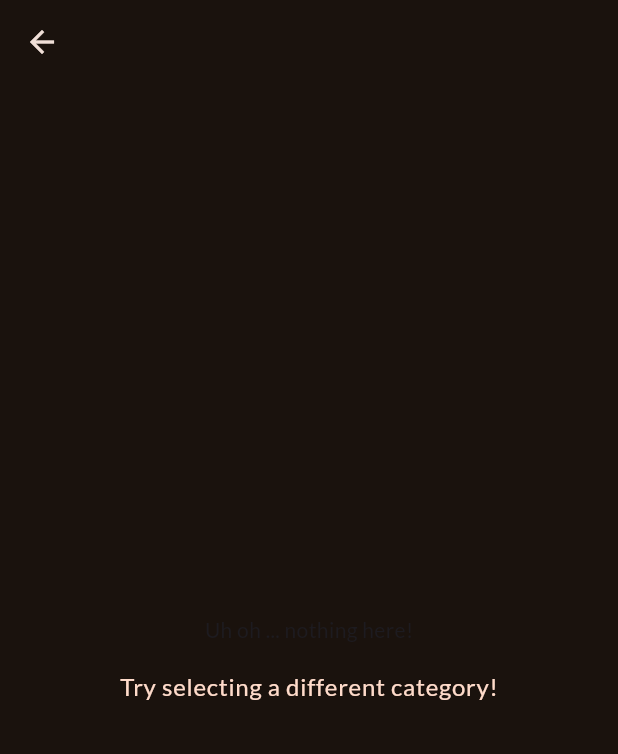
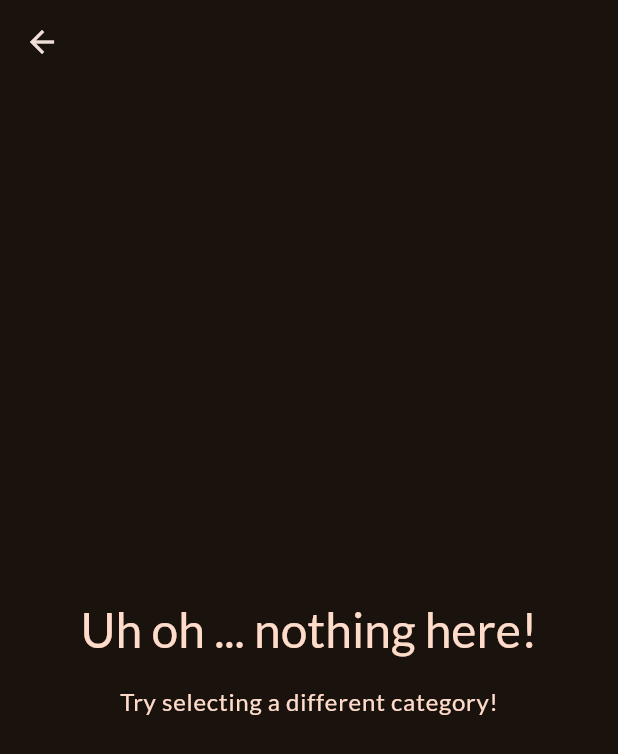
Before and after one commit to jgafarias/Meals-Flutter, a Flutter app: the MealsScreen screen opened directly with empty values, on a phone screen of 412 x 824 dp. Shown: the top 754 px of the screen. Run offline on Flutter 3.47's test engine with Material 3 defaults, Android fonts, the phone set to English and light mode, and no system bars; our stand-ins replace google_fonts.

Commit message:
Update meals.dart

```diff
--- a/lib/screens/meals.dart
+++ b/lib/screens/meals.dart
@@ -18,7 +18,12 @@ class MealsScreen extends StatelessWidget {
         child: Column(
           mainAxisSize: MainAxisSize.min,
           children: [
-            const Text('Uh oh ... nothing here!'),
+            Text(
+              'Uh oh ... nothing here!',
+              style: Theme.of(context).textTheme.headlineLarge!.copyWith(
+                color: Theme.of(context).colorScheme.onPrimaryContainer,
+              ),
+            ),
             const SizedBox(height: 16),
             Text(
               'Try selecting a different category!',
```
